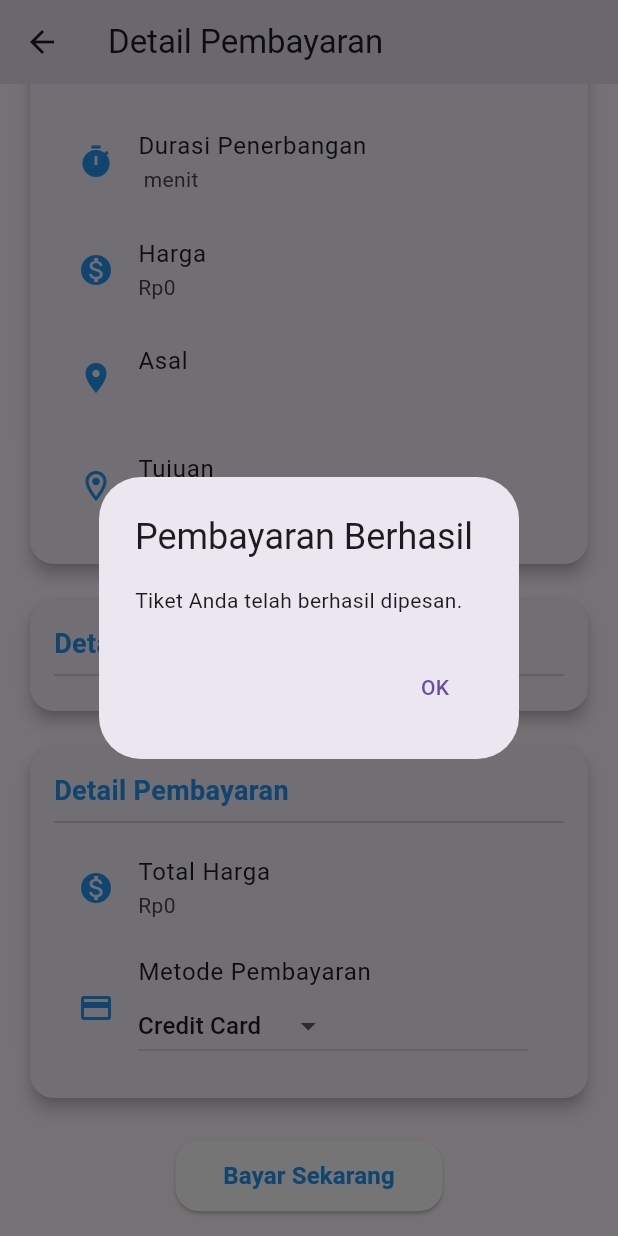
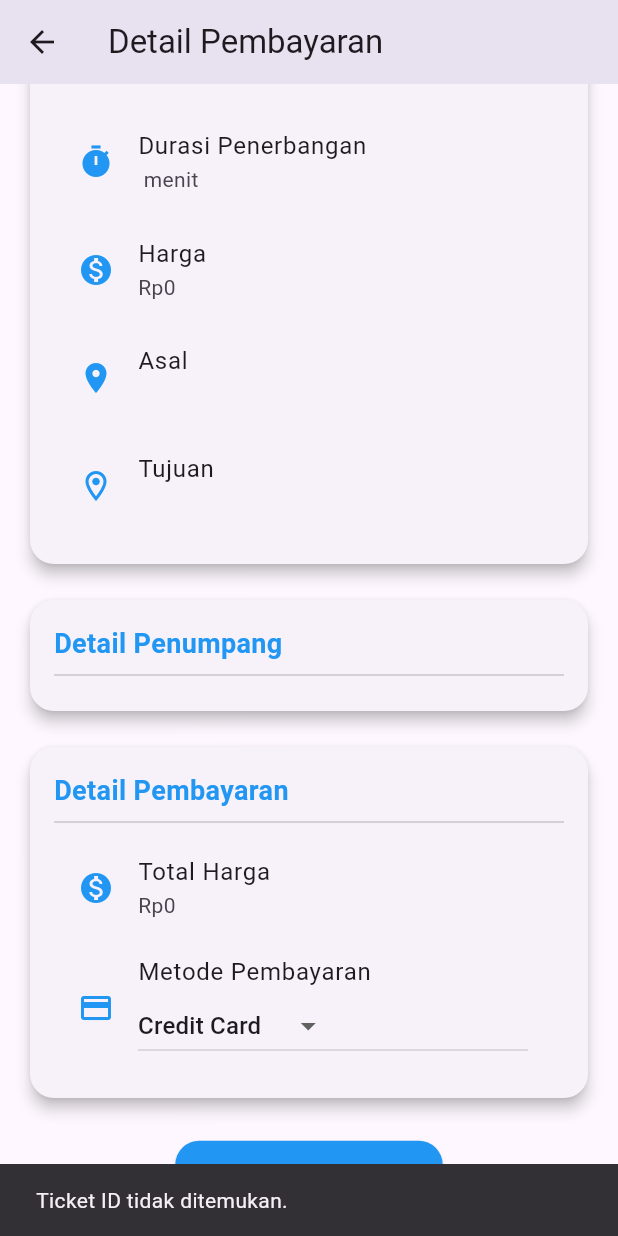
Before and after one commit to being71/uas_tiketpesawat, a Flutter app: the DetailPaymentPage screen opened directly with empty values, scrolled down 278 dp, after a tap on "Bayar Sekarang", on a phone screen of 412 x 824 dp. Run offline on Flutter 3.47's test engine with Material 3 defaults, Android fonts, the phone set to English and light mode, and no system bars; our stand-ins replace cloud_firestore, firebase_auth, firebase_core; accounts and stored records are empty.

Commit message:
mencoba krgin seatcount

```diff
--- a/lib/detail_payment.dart
+++ b/lib/detail_payment.dart
@@ -5,9 +5,11 @@ class DetailPaymentPage extends StatefulWidget {
   final Map<String, dynamic> ticket;
   final List<Map<String, String>> passengers;
 
-  const DetailPaymentPage(
-      {required this.ticket, required this.passengers, Key? key})
-      : super(key: key);
+  const DetailPaymentPage({
+    required this.ticket,
+    required this.passengers,
+    Key? key,
+  }) : super(key: key);
 
   @override
   State<DetailPaymentPage> createState() => _DetailPaymentPageState();
@@ -19,14 +21,64 @@ class _DetailPaymentPageState extends State<DetailPaymentPage> {
 
   Future<void> _saveToFirebase() async {
     try {
+      // Ambil ID tiket dari data yang dikirimkan
+      final ticketId = widget.ticket['id'];
+      print('Ticket ID: $ticketId');
+
+      if (ticketId == null || ticketId.isEmpty) {
+        ScaffoldMessenger.of(context).showSnackBar(
+          const SnackBar(content: Text('Ticket ID tidak ditemukan.')),
+        );
+        return;
+      }
+
+      // Referensi dokumen tiket
+      DocumentReference ticketDoc =
+          firestore.collection('tickets').doc(ticketId);
+
+      // Ambil data tiket dari database
+      DocumentSnapshot ticketSnapshot = await ticketDoc.get();
+
+      if (!ticketSnapshot.exists) {
+        print('Dokumen tiket tidak ditemukan untuk ID: $ticketId');
+        ScaffoldMessenger.of(context).showSnackBar(
+          const SnackBar(content: Text('Dokumen tiket tidak ditemukan.')),
+        );
+        return;
+      }
+
+      // Ambil nilai seatCount
+      int currentSeatCount = ticketSnapshot.get('seatCount');
+      int seatsPurchased = widget.passengers.length;
+      int updatedSeatCount = currentSeatCount - seatsPurchased;
+
+      if (updatedSeatCount < 0) {
+        ScaffoldMessenger.of(context).showSnackBar(
+          const SnackBar(
+            content: Text('Jumlah kursi tidak mencukupi untuk pesanan ini.'),
+          ),
+        );
+        return;
+      }
+
+      // Simpan data pemesanan ke koleksi "booked_tickets"
       await firestore.collection('booked_tickets').add({
-        'ticket': widget.ticket,
+        'ticketId': ticketId,
         'passengers': widget.passengers,
         'paymentMethod': selectedPaymentMethod,
         'status': 'Booked',
         'timestamp': FieldValue.serverTimestamp(),
       });
 
+      // Update seatCount dan status tiket
+      Map<String, dynamic> ticketUpdateData = {'seatCount': updatedSeatCount};
+      if (updatedSeatCount == 0) {
+        ticketUpdateData['status'] = 'Full';
+      }
+
+      await ticketDoc.update(ticketUpdateData);
+
+      // Tampilkan pesan sukses
       showDialog(
         context: context,
         builder: (context) {
@@ -36,8 +88,8 @@ class _DetailPaymentPageState extends State<DetailPaymentPage> {
             actions: [
               TextButton(
                 onPressed: () {
-                  Navigator.pop(context);
-                  Navigator.pop(context);
+                  Navigator.pop(context); // Tutup dialog
+                  Navigator.pop(context); // Kembali ke halaman sebelumnya
                 },
                 child: const Text('OK'),
               ),
@@ -46,6 +98,7 @@ class _DetailPaymentPageState extends State<DetailPaymentPage> {
         },
       );
     } catch (e) {
+      // Tampilkan pesan kesalahan jika terjadi error
       ScaffoldMessenger.of(context).showSnackBar(
         SnackBar(content: Text('Terjadi kesalahan: $e')),
       );
@@ -63,7 +116,7 @@ class _DetailPaymentPageState extends State<DetailPaymentPage> {
         child: Column(
           crossAxisAlignment: CrossAxisAlignment.start,
           children: [
-            // Ticket details
+            // Detail Tiket
             Card(
               elevation: 4,
               shape: RoundedRectangleBorder(
@@ -125,7 +178,7 @@ class _DetailPaymentPageState extends State<DetailPaymentPage> {
               ),
             ),
             const SizedBox(height: 16),
-            // Passenger details
+            // Detail Penumpang
             Card(
               elevation: 4,
               shape: RoundedRectangleBorder(
@@ -170,7 +223,7 @@ class _DetailPaymentPageState extends State<DetailPaymentPage> {
               ),
             ),
             const SizedBox(height: 16),
-            // Payment details
+            // Detail Pembayaran
             Card(
               elevation: 4,
               shape: RoundedRectangleBorder(
@@ -223,7 +276,7 @@ class _DetailPaymentPageState extends State<DetailPaymentPage> {
               ),
             ),
             const SizedBox(height: 24),
-            // Payment button
+            // Tombol Bayar
             Center(
               child: ElevatedButton(
                 style: ElevatedButton.styleFrom(
@@ -234,15 +287,15 @@ class _DetailPaymentPageState extends State<DetailPaymentPage> {
                   shape: RoundedRectangleBorder(
                     borderRadius: BorderRadius.circular(16),
                   ),
-                  backgroundColor: Colors.white,
+                  backgroundColor: Colors.blue,
                 ),
                 onPressed: _saveToFirebase,
-                child: Text(
+                child: const Text(
                   'Bayar Sekarang',
                   style: TextStyle(
                     fontSize: 16,
                     fontWeight: FontWeight.bold,
-                    color: Colors.blue,
+                    color: Colors.white,
                   ),
                 ),
               ),
```
